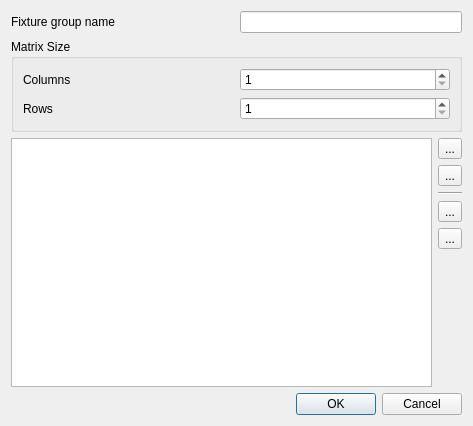
Old version of the form trunk/ui/src/fixturegroupeditor.ui in the repository Bondzio/qlc.
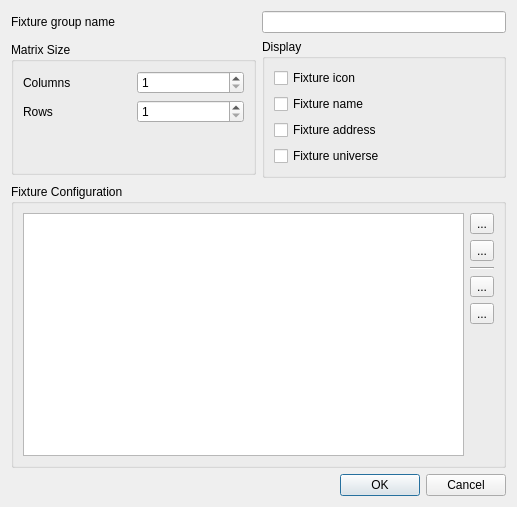
New version of the form. Icons and pictures are not drawn.

Commit message: Added display style option to Fixture Group

```diff
--- a/trunk/ui/src/fixturegroupeditor.ui
+++ b/trunk/ui/src/fixturegroupeditor.ui
@@ -6,15 +6,15 @@
    <rect>
     <x>0</x>
     <y>0</y>
-    <width>473</width>
-    <height>426</height>
+    <width>517</width>
+    <height>507</height>
    </rect>
   </property>
   <property name="windowTitle">
    <string>Fixture Group</string>
   </property>
-  <layout class="QGridLayout" name="gridLayout_2">
-   <item row="0" column="0" colspan="2">
+  <layout class="QVBoxLayout" name="verticalLayout_2">
+   <item>
     <layout class="QHBoxLayout" name="horizontalLayout">
      <item>
       <widget class="QLabel" name="label_3">
@@ -35,8 +35,16 @@
      </item>
     </layout>
    </item>
-   <item row="1" column="0" colspan="2">
+   <item>
+    <layout class="QHBoxLayout" name="horizontalLayout_2">
+     <item>
     <widget class="QGroupBox" name="m_sizeMatrix">
+       <property name="sizePolicy">
+        <sizepolicy hsizetype="Preferred" vsizetype="Maximum">
+         <horstretch>0</horstretch>
+         <verstretch>0</verstretch>
+        </sizepolicy>
+       </property>
      <property name="title">
       <string>Matrix Size</string>
      </property>
@@ -69,11 +77,81 @@
         </property>
        </widget>
       </item>
+        <item row="2" column="0" colspan="2">
+         <spacer name="verticalSpacer_2">
+          <property name="orientation">
+           <enum>Qt::Vertical</enum>
+          </property>
+          <property name="sizeHint" stdset="0">
+           <size>
+            <width>20</width>
+            <height>40</height>
+           </size>
+          </property>
+         </spacer>
+        </item>
      </layout>
     </widget>
    </item>
-   <item row="2" column="0" rowspan="6">
+     <item>
+      <widget class="QGroupBox" name="groupBox">
+       <property name="sizePolicy">
+        <sizepolicy hsizetype="Preferred" vsizetype="Maximum">
+         <horstretch>0</horstretch>
+         <verstretch>0</verstretch>
+        </sizepolicy>
+       </property>
+       <property name="title">
+        <string>Display</string>
+       </property>
+       <layout class="QVBoxLayout" name="verticalLayout">
+        <item>
+         <widget class="QCheckBox" name="m_displayIconCheck">
+          <property name="text">
+           <string>Fixture icon</string>
+          </property>
+         </widget>
+        </item>
+        <item>
+         <widget class="QCheckBox" name="m_displayNameCheck">
+          <property name="text">
+           <string>Fixture name</string>
+          </property>
+         </widget>
+        </item>
+        <item>
+         <widget class="QCheckBox" name="m_displayAddressCheck">
+          <property name="text">
+           <string>Fixture address</string>
+          </property>
+         </widget>
+        </item>
+        <item>
+         <widget class="QCheckBox" name="m_displayUniverseCheck">
+          <property name="text">
+           <string>Fixture universe</string>
+          </property>
+         </widget>
+        </item>
+       </layout>
+      </widget>
+     </item>
+    </layout>
+   </item>
+   <item>
+    <widget class="QGroupBox" name="groupBox_2">
+     <property name="title">
+      <string>Fixture Configuration</string>
+     </property>
+     <layout class="QGridLayout" name="gridLayout_2">
+      <item row="0" column="0" rowspan="6">
     <widget class="QTableWidget" name="m_table">
+        <property name="sizePolicy">
+         <sizepolicy hsizetype="Expanding" vsizetype="Expanding">
+          <horstretch>1</horstretch>
+          <verstretch>1</verstretch>
+         </sizepolicy>
+        </property>
      <property name="editTriggers">
       <set>QAbstractItemView::NoEditTriggers</set>
      </property>
@@ -85,7 +163,7 @@
      </property>
     </widget>
    </item>
-   <item row="2" column="1">
+      <item row="0" column="1">
     <widget class="QToolButton" name="m_addButton">
      <property name="toolTip">
       <string>Set the fixture to current cell</string>
@@ -105,7 +183,7 @@
      </property>
     </widget>
    </item>
-   <item row="3" column="1">
+      <item row="1" column="1">
     <widget class="QToolButton" name="m_removeButton">
      <property name="toolTip">
       <string>Remove selected fixture from current cell</string>
@@ -125,14 +203,14 @@
      </property>
     </widget>
    </item>
-   <item row="4" column="1">
+      <item row="2" column="1">
     <widget class="Line" name="line">
      <property name="orientation">
       <enum>Qt::Horizontal</enum>
      </property>
     </widget>
    </item>
-   <item row="5" column="1">
+      <item row="3" column="1">
     <widget class="QToolButton" name="m_downButton">
      <property name="toolTip">
       <string>Add fixtures to current column, starting from selected cell</string>
@@ -152,7 +230,7 @@
      </property>
     </widget>
    </item>
-   <item row="6" column="1">
+      <item row="4" column="1">
     <widget class="QToolButton" name="m_rightButton">
      <property name="toolTip">
       <string>Add fixtures to current row, starting from selected cell</string>
@@ -172,7 +250,7 @@
      </property>
     </widget>
    </item>
-   <item row="7" column="1">
+      <item row="5" column="1">
     <spacer name="verticalSpacer">
      <property name="orientation">
       <enum>Qt::Vertical</enum>
@@ -180,12 +258,15 @@
      <property name="sizeHint" stdset="0">
       <size>
        <width>20</width>
-       <height>66</height>
+          <height>43</height>
       </size>
      </property>
     </spacer>
    </item>
-   <item row="8" column="0" colspan="2">
+     </layout>
+    </widget>
+   </item>
+   <item>
     <widget class="QDialogButtonBox" name="buttonBox">
      <property name="orientation">
       <enum>Qt::Horizontal</enum>
```
Lines whose indentation alone changed are shown as unchanged. The commit also changes 6 other files.
